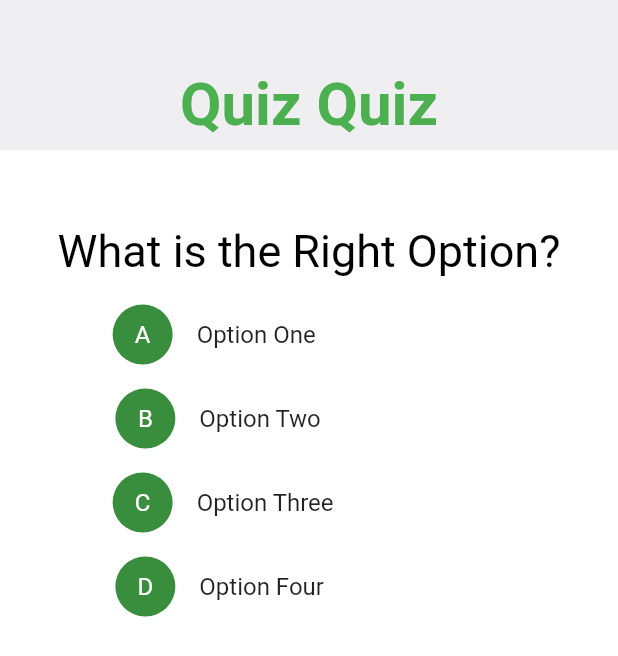
After one commit to ShoroardiSumon/TestApp, a Flutter app: the DelayedAnimationEx screen opened directly, on a phone screen of 412 x 824 dp. The commit adds this screen. Shown: the top 656 px of the screen. Run offline on Flutter 3.47's test engine with Material 2 defaults, Android fonts, the phone set to English and light mode, and no system bars; our stand-ins replace flutter_staggered_animations, shared_preferences, simple_animations, supercharged; missing offline and left inert: loadmore, responsive_container; accounts and stored records are empty.

Commit message:
delayed animation

```diff
--- /dev/null
+++ b/lib/animation/delayedAnimation.dart
@@ -0,0 +1,154 @@
+import 'package:flutter/material.dart';
+import 'package:flutter/cupertino.dart';
+
+class DelayedAnimationEx extends StatefulWidget {
+  @override
+  _DelayedAnimationExState createState() => _DelayedAnimationExState();
+}
+
+class _DelayedAnimationExState extends State<DelayedAnimationEx>
+    with SingleTickerProviderStateMixin {
+  //Animation _animation;
+  Animation _delayedAnimation1;
+  Animation _delayedAnimation2;
+  AnimationController _animationController;
+
+  List<String> _quizOptionList = [
+    "Option One",
+    "Option Two",
+    "Option Three",
+    "Option Four"
+  ];
+
+  List<String> _quizOption = ["A", "B", "C", "D"];
+
+  @override
+  void initState() {
+    super.initState();
+
+    _animationController =
+        AnimationController(duration: Duration(seconds: 2), vsync: this);
+
+    // _animation = Tween(begin: -1.0, end: 0.0).animate(CurvedAnimation(
+    //     parent: _animationController, curve: Curves.fastOutSlowIn));
+    _delayedAnimation1 = Tween(begin: -1.0, end: 0.0).animate(CurvedAnimation(
+        parent: _animationController,
+        curve: Interval(0.2, 1.0, curve: Curves.fastOutSlowIn)));
+    _delayedAnimation2 = Tween(begin: 1.0, end: 0.0).animate(CurvedAnimation(
+        parent: _animationController,
+        curve: Interval(0.2, 1.0, curve: Curves.fastOutSlowIn)));
+
+    _animationController.forward();
+  }
+
+  @override
+  void dispose() {
+    super.dispose();
+    _animationController.dispose();
+  }
+
+  @override
+  Widget build(BuildContext context) {
+    final double _width = MediaQuery.of(context).size.width;
+    _animationController.forward();
+    return AnimatedBuilder(
+        animation: _animationController,
+        builder: (BuildContext context, Widget child) {
+          return Scaffold(
+            backgroundColor: Colors.white,
+            body: NestedScrollView(
+              headerSliverBuilder:
+                  (BuildContext context, bool innerBoxIsScrolled) {
+                return <Widget>[
+                  SliverAppBar(
+                    pinned: false,
+                    elevation: 0,
+                    backgroundColor: Color(0xFFefeff1),
+                    expandedHeight: 100,
+                    automaticallyImplyLeading: false,
+                    floating: true,
+                    flexibleSpace: FlexibleSpaceBar(
+                      collapseMode: CollapseMode.parallax,
+                      background: Padding(
+                        padding: EdgeInsets.only(top: 30),
+                        child: Padding(
+                          padding:
+                              EdgeInsets.only(left: 10, top: 10, right: 10),
+                          child: Container(
+                            alignment: Alignment.center,
+                            child: Text(
+                              "Quiz Quiz",
+                              style: TextStyle(
+                                  color: Colors.green,
+                                  fontSize: 40,
+                                  fontWeight: FontWeight.bold),
+                            ),
+                          ),
+                        ),
+                      ),
+                    ),
+                  )
+                ];
+              },
+              body: Column(
+                crossAxisAlignment: CrossAxisAlignment.center,
+                children: <Widget>[
+                  Padding(
+                    padding: EdgeInsets.only(top: 50),
+                    child: Text(
+                      'What is the Right Option?',
+                      style: TextStyle(color: Colors.black, fontSize: 30),
+                    ),
+                  ),
+                  SizedBox(
+                    height: 10,
+                  ),
+                  _quizOptionAnimation(_delayedAnimation1, _delayedAnimation2),
+                ],
+              ),
+            ),
+          );
+        });
+  }
+
+  Widget _quizOptionAnimation(var _delayedAnimation1, var _delayedAnimation2) {
+    final double _width = MediaQuery.of(context).size.width;
+
+    return ListView.builder(
+      shrinkWrap: true,
+      itemCount: _quizOptionList.length,
+      itemBuilder: (BuildContext context, int index) {
+        if (index.isEven) {
+          return Padding(
+            padding: EdgeInsets.only(left: 60),
+            child: Transform(
+              transform: Matrix4.translationValues(
+                  _delayedAnimation1.value * _width, 0, 0),
+              child: ListTile(
+                leading: CircleAvatar(
+                  child: Text(_quizOption[index]),
+                ),
+                title: Text(_quizOptionList[index]),
+                onTap: () {},
+              ),
+            ),
+          );
+        }
+        return Padding(
+          padding: EdgeInsets.only(left: 60),
+          child: Transform(
+            transform: Matrix4.translationValues(
+                _delayedAnimation2.value * _width, 0, 0),
+            child: ListTile(
+              leading: CircleAvatar(
+                child: Text(_quizOption[index]),
+              ),
+              title: Text(_quizOptionList[index]),
+              onTap: () {},
+            ),
+          ),
+        );
+      },
+    );
+  }
+}
--- a/pubspec.yaml
+++ b/pubspec.yaml
@@ -34,11 +34,13 @@ dependencies:
   provider: ^4.3.2+1
   flutter_staggered_animations: ^0.1.2
   loadmore: ^1.0.4
+  flutter_svg:
+  cupertino_icons: ^0.1.3
 
 
   # The following adds the Cupertino Icons font to your application.
   # Use with the CupertinoIcons class for iOS style icons.
-  cupertino_icons: ^0.1.3
+
 
 dev_dependencies:
   flutter_test:
```
Also changed, not shown: lib/animation/animation.dart (+19 -1 lines), lib/animation/delayed_animation.dart (added, +159 -0 lines), pubspec.lock.
